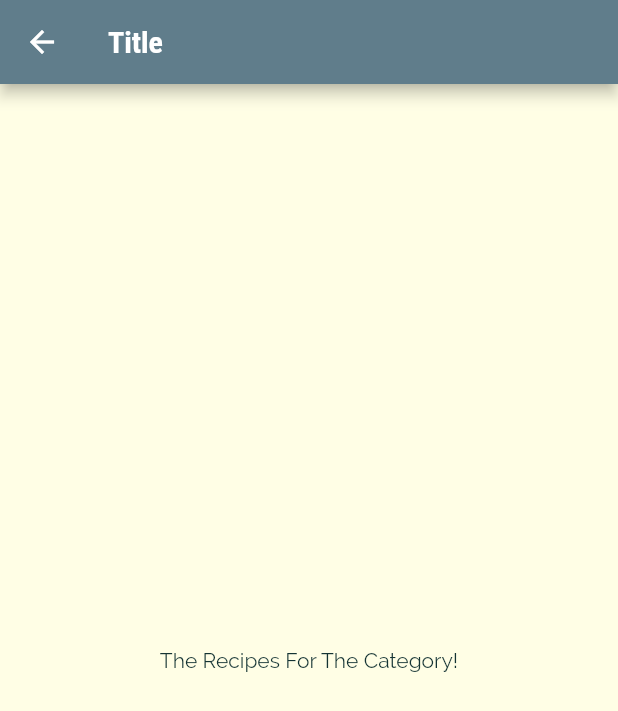
After one commit to kpirabaharan/Flutter, a Flutter app: the screen it shows after launch, after a tap on "Italian", on a phone screen of 412 x 824 dp. The commit adds this screen. Shown: the top 711 px of the screen. Run offline on Flutter 3.47's test engine with Material 2 defaults, Android fonts, the phone set to English and light mode, and no system bars; Roboto replaces fonts that are missing (RobotoCondensed).

Commit message:
Section 7: Added Navigation to Meals Screen from Cateogries
Signed-off-by: Keeshigan Pirabaharan <kpirabaharan3@gmail.com>

```diff
--- a/section_7_meals_app/lib/category_item.dart
+++ b/section_7_meals_app/lib/category_item.dart
@@ -1,3 +1,5 @@
+import 'dart:io';
+import 'package:flutter/cupertino.dart';
 import 'package:flutter/material.dart';
 
 import 'package:flutter_complete_guide/category_meals_screen.dart';
@@ -8,9 +10,29 @@ class CategoryItem extends StatelessWidget {
 
   CategoryItem(this.title, this.color);
 
+  void selectCategory(BuildContext ctx) {
+    Navigator.of(ctx).push(
+      Platform.isIOS
+          ? CupertinoPageRoute(
+              builder: (_) {
+                return CategoryMealsScreen();
+              },
+            )
+          : MaterialPageRoute(
+              builder: (_) {
+                return CategoryMealsScreen();
+              },
+            ),
+    );
+  }
+
   @override
   Widget build(BuildContext context) {
-    return Container(
+    return InkWell(
+      onTap: () => selectCategory(context),
+      splashColor: Theme.of(context).primaryColor,
+      borderRadius: BorderRadius.circular(15),
+      child: Container(
         padding: const EdgeInsets.all(15),
         child: Center(
           child: Text(title, style: Theme.of(context).textTheme.headline6),
@@ -26,6 +48,7 @@ class CategoryItem extends StatelessWidget {
           ),
           borderRadius: BorderRadius.circular(15),
         ),
+      ),
     );
   }
 }
--- /dev/null
+++ b/section_7_meals_app/lib/category_meals_screen.dart
@@ -0,0 +1,18 @@
+import 'package:flutter/src/widgets/container.dart';
+import 'package:flutter/material.dart';
+
+class CategoryMealsScreen extends StatelessWidget {
+  const CategoryMealsScreen({super.key});
+
+  @override
+  Widget build(BuildContext context) {
+    return Scaffold(
+      appBar: AppBar(
+        title: Text('Title'),
+      ),
+      body: Center(
+        child: Text('The Recipes For The Category!'),
+      ),
+    );
+  }
+}
```
Lines whose indentation alone changed are shown as unchanged.
